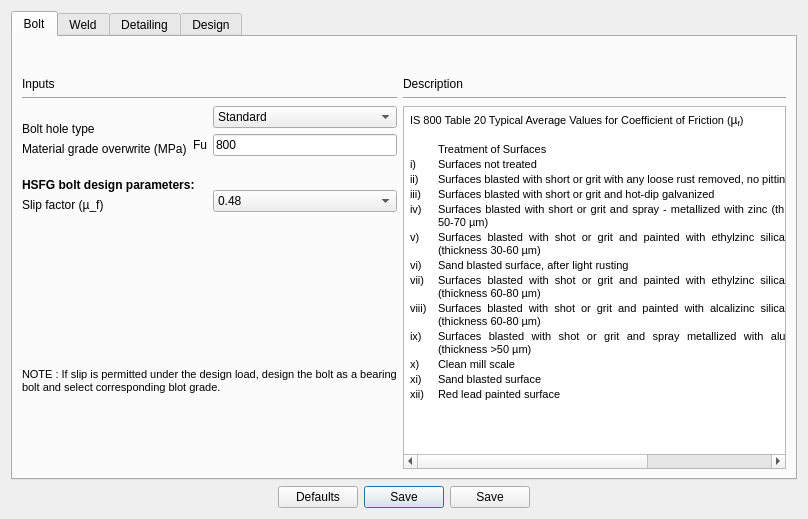
GreatDevelopers/osdag-core, file Connections/Moment/BBSpliceCoverPlate/BBSpliceCoverPlateBolted/ui_design_preferences.ui: the form before one commit.
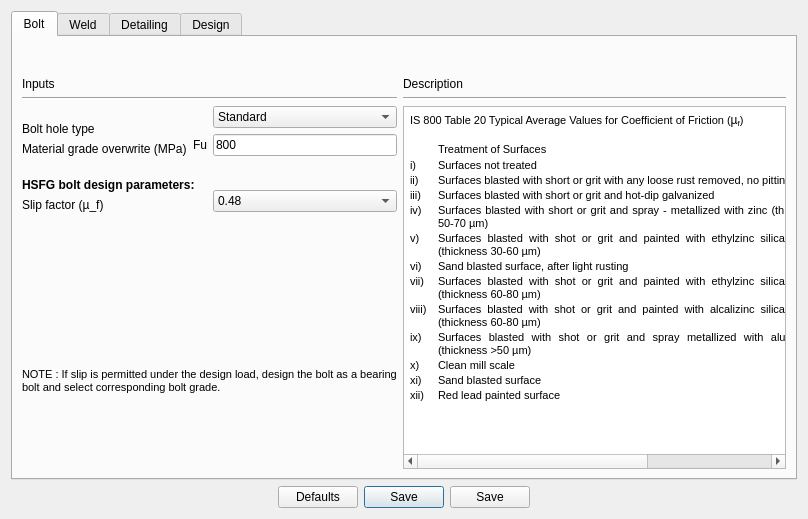
The form after the commit.

Commit message: Typo: tolerace & bolt

The edit to the form file:
```diff
--- a/Connections/Moment/BBSpliceCoverPlate/BBSpliceCoverPlateBolted/ui_design_preferences.ui
+++ b/Connections/Moment/BBSpliceCoverPlate/BBSpliceCoverPlateBolted/ui_design_preferences.ui
@@ -377,7 +377,7 @@
              </property>
              <property name="text">
               <string>NOTE : If slip is permitted under the design load, design the bolt as a bearing
-bolt and select corresponding blot grade.</string>
+bolt and select corresponding bolt grade.</string>
              </property>
             </widget>
            </item>
@@ -435,11 +435,11 @@
             <string>&lt;!DOCTYPE HTML PUBLIC &quot;-//W3C//DTD HTML 4.0//EN&quot; &quot;http://www.w3.org/TR/REC-html40/strict.dtd&quot;&gt;
 &lt;html&gt;&lt;head&gt;&lt;meta name=&quot;qrichtext&quot; content=&quot;1&quot; /&gt;&lt;style type=&quot;text/css&quot;&gt;
 p, li { white-space: pre-wrap; }
-&lt;/style&gt;&lt;/head&gt;&lt;body style=&quot; font-family:'Arial'; font-size:7.8pt; font-weight:400; font-style:normal;&quot;&gt;
+&lt;/style&gt;&lt;/head&gt;&lt;body style=&quot; font-family:'Arial'; font-size:9pt; font-weight:400; font-style:normal;&quot;&gt;
 &lt;table border=&quot;0&quot; style=&quot; margin-top:0px; margin-bottom:0px; margin-left:0px; margin-right:0px;&quot; cellspacing=&quot;2&quot; cellpadding=&quot;0&quot;&gt;
 &lt;tr&gt;
 &lt;td colspan=&quot;3&quot;&gt;
-&lt;p align=&quot;justify&quot; style=&quot; margin-top:12px; margin-bottom:12px; margin-left:0px; margin-right:0px; -qt-block-indent:0; text-indent:0px;&quot;&gt;&lt;span style=&quot; font-family:'MS Shell Dlg 2'; font-size:8pt;&quot;&gt;IS 800 Table 20 Typical Average Values for Coefficient of Friction (&lt;/span&gt;&lt;span style=&quot; font-family:'Calibri,sans-serif'; font-size:9pt;&quot;&gt;µ&lt;/span&gt;&lt;span style=&quot; font-family:'Calibri,sans-serif'; font-size:9pt; vertical-align:sub;&quot;&gt;f&lt;/span&gt;&lt;span style=&quot; font-family:'MS Shell Dlg 2'; font-size:8pt;&quot;&gt;)&lt;/span&gt;&lt;/p&gt;&lt;/td&gt;&lt;/tr&gt;&lt;/table&gt;
+&lt;p align=&quot;justify&quot; style=&quot; margin-top:12px; margin-bottom:12px; margin-left:0px; margin-right:0px; -qt-block-indent:0; text-indent:0px;&quot;&gt;&lt;span style=&quot; font-family:'MS Shell Dlg 2'; font-size:8pt;&quot;&gt;IS 800 Table 20 Typical Average Values for Coefficient of Friction (&lt;/span&gt;&lt;span style=&quot; font-family:'Calibri,sans-serif';&quot;&gt;µ&lt;/span&gt;&lt;span style=&quot; font-family:'Calibri,sans-serif'; vertical-align:sub;&quot;&gt;f&lt;/span&gt;&lt;span style=&quot; font-family:'MS Shell Dlg 2'; font-size:8pt;&quot;&gt;)&lt;/span&gt;&lt;/p&gt;&lt;/td&gt;&lt;/tr&gt;&lt;/table&gt;
 &lt;p align=&quot;justify&quot; style=&quot;-qt-paragraph-type:empty; margin-top:12px; margin-bottom:12px; margin-left:0px; margin-right:0px; -qt-block-indent:0; text-indent:0px; font-family:'MS Shell Dlg 2'; font-size:8pt;&quot;&gt;&lt;br /&gt;&lt;/p&gt;
 &lt;table border=&quot;0&quot; style=&quot; margin-top:0px; margin-bottom:0px; margin-left:0px; margin-right:0px;&quot; cellspacing=&quot;2&quot; cellpadding=&quot;0&quot;&gt;
 &lt;tr&gt;
```
Left out of the diff: 6 changed lines with no effect on the pictures. The commit also changes 11 other files.
